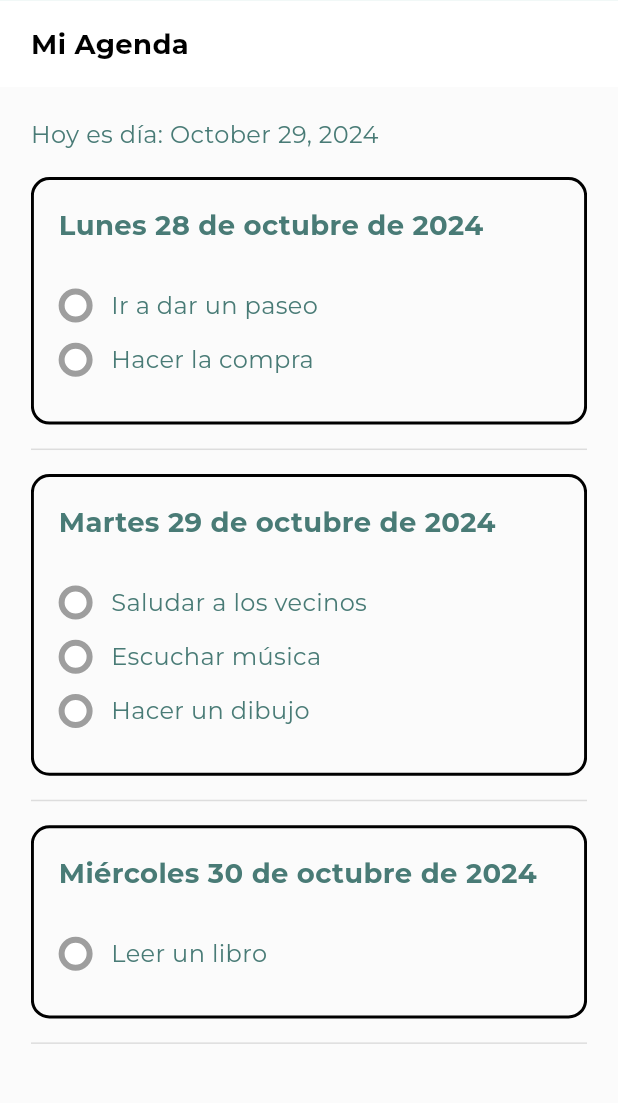
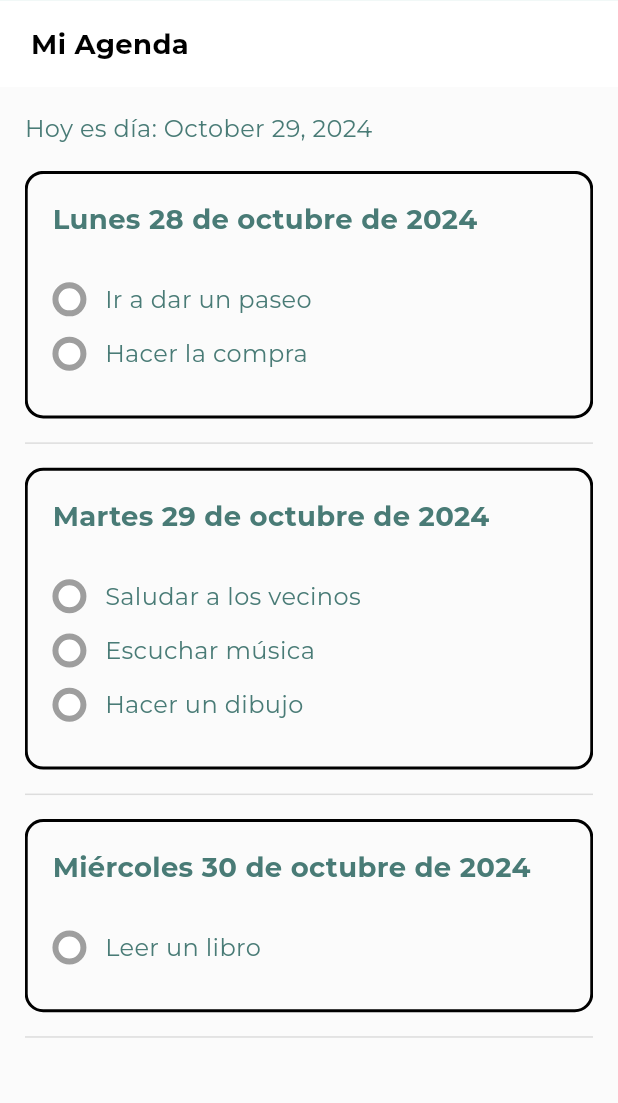
Before and after one commit to mrabaneda/tfg_maria_app, a Flutter app: the Planner screen opened directly, on a phone screen of 412 x 824 dp, the part 49-1152 px from its top. Run offline on Flutter 3.47's test engine with Material 3 defaults, Android fonts, the phone set to English and light mode, and no system bars; our stand-ins replace cached_network_image, cloud_firestore, firebase_auth, firebase_core, flutter_dotenv, flutter_riverpod and 1 more; accounts and stored records are empty; generated files the repository leaves out were written again; network calls fail.

Commit message:
style: change profile fixes #1

```diff
--- a/lib/adapters/ui/features/profile/widgets/profile.dart
+++ b/lib/adapters/ui/features/profile/widgets/profile.dart
@@ -44,9 +44,9 @@ class Profile extends ConsumerWidget {
                     ),
                   ),
                 ),
-                SizedBox(height: hJM(3)),
-                Text(user?.name ?? "Lucía Almagro Belver", style: CommonTheme.titleMedium),
-                SizedBox(height: hJM(3)),
+                SizedBox(height: hJM(5)),
+                Text(user?.name ?? "María Rabaneda Sierra", style: CommonTheme.titleMedium),
+                SizedBox(height: hJM(10)),
                 Row(
                   crossAxisAlignment: CrossAxisAlignment.end,
                   mainAxisAlignment: MainAxisAlignment.center,
--- a/lib/adapters/ui/shared/styles/theme.dart
+++ b/lib/adapters/ui/shared/styles/theme.dart
@@ -111,7 +111,7 @@ class CommonTheme {
   static final defaultIconSizeChip = wJM(5);
 
   /* ---------- Default Paddings ---------- */
-  static final defaultBodyPadding = EdgeInsets.all(wJM(5));
+  static final defaultBodyPadding = EdgeInsets.all(wJM(4));
   static final defaultCardPadding = EdgeInsets.all(wJM(4));
   static final defaultButtonPadding = EdgeInsets.symmetric(horizontal: wJM(3));
   static final defaultPadding = EdgeInsets.symmetric(horizontal: wJM(5), vertical: hJM(1.5));
```
